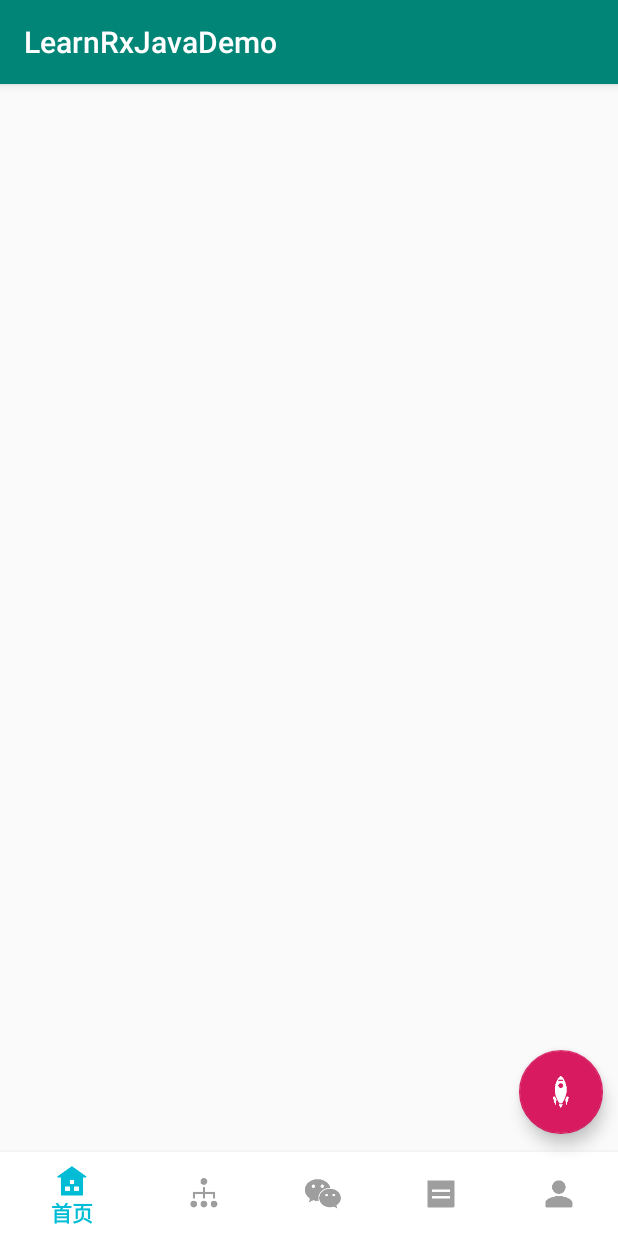
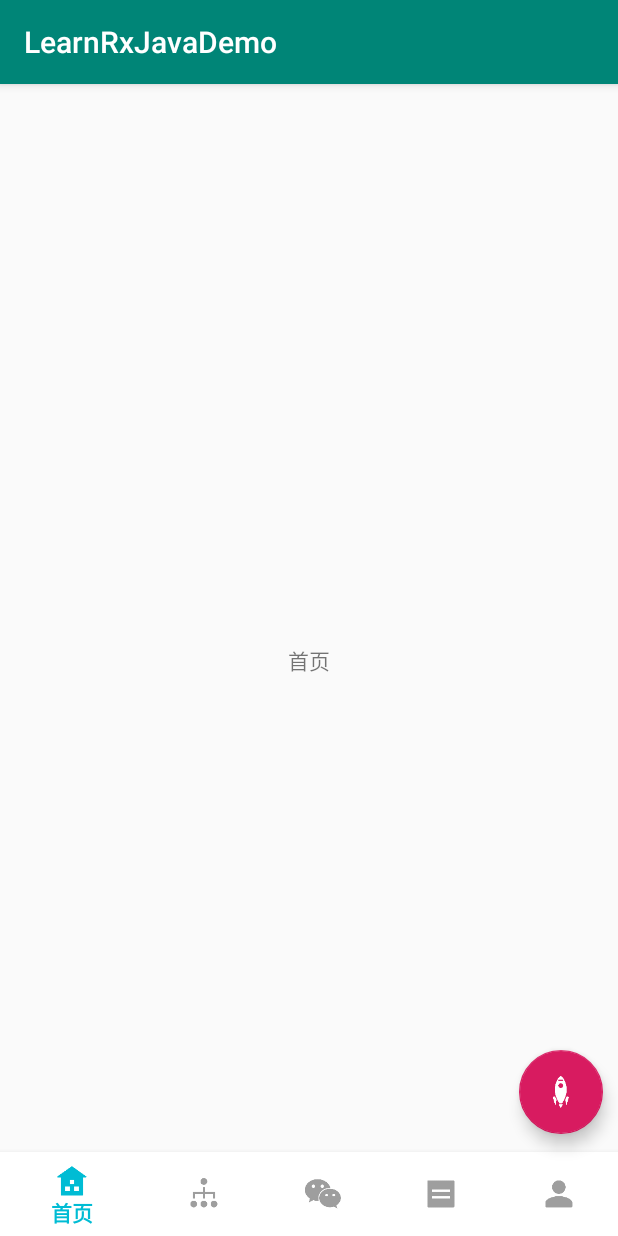
Before and after one commit to pvphero/LearnRxJavaDemo, an Android app: the screen it shows after launch (MainActivity), on a phone screen of 412 x 824 dp. Run offline under Robolectric (Android 15) with nearby library versions, the phone set to English and light mode, and no system bars; our stand-ins replace ButterKnife; libraries missing offline, so code that uses them is left out: com.scwang.smartrefresh, org.litepal; 5 statements that could not run were skipped.

Commit message:
导航栏

```diff
--- /dev/null
+++ b/app/src/main/java/com/vv/learn/rxjava/Home/HomeFragment.java
@@ -0,0 +1,29 @@
+package com.vv.learn.rxjava.Home;
+
+import com.vv.base.library.mvp.fragment.BaseFragment;
+import com.vv.learn.rxjava.R;
+
+/**
+ * @author ShenZhenWei
+ * @date 2019/1/15
+ */
+public class HomeFragment extends BaseFragment {
+    @Override
+    protected void initView() {
+
+    }
+
+    @Override
+    protected void loadData() {
+
+    }
+
+    @Override
+    protected int getLayoutId() {
+        return R.layout.fragment_home;
+    }
+
+    public static HomeFragment newInstance() {
+        return new HomeFragment();
+    }
+}
--- a/app/src/main/java/com/vv/learn/rxjava/MainActivity.java
+++ b/app/src/main/java/com/vv/learn/rxjava/MainActivity.java
@@ -1,11 +1,27 @@
 package com.vv.learn.rxjava;
 
 import android.os.Bundle;
+import android.support.annotation.NonNull;
+import android.support.design.widget.BottomNavigationView;
+import android.support.v4.app.Fragment;
+import android.support.v4.app.FragmentTransaction;
+import android.view.MenuItem;
 
 import com.vv.base.library.mvp.activity.BaseActivity;
+import com.vv.base.library.mvp.fragment.BaseFragment;
+import com.vv.learn.rxjava.Home.HomeFragment;
+import com.vv.learn.rxjava.hierarchy.HierarchyFragmnet;
+
+import butterknife.BindView;
 
 
 public class MainActivity extends BaseActivity {
+
+
+    @BindView(R.id.bnv_btn)
+    BottomNavigationView btnBtm;
+
+    Fragment[] mFragments;
 
     @Override
     protected int getLayoutId() {
@@ -14,7 +30,18 @@ public class MainActivity extends BaseActivity {
 
     @Override
     protected void initView() {
-
+        btnBtm.setOnNavigationItemSelectedListener(new BottomNavigationView.OnNavigationItemSelectedListener() {
+            @Override
+            public boolean onNavigationItemSelected(@NonNull MenuItem menuItem) {
+                switch (menuItem.getItemId()) {
+                    case R.id.item_home:
+                        break;
+                    case R.id.item_hierarchy:
+                        break;
+                }
+                return false;
+            }
+        });
     }
 
     @Override
@@ -25,6 +52,35 @@ public class MainActivity extends BaseActivity {
     @Override
     protected void onCreate(Bundle savedInstanceState) {
         super.onCreate(savedInstanceState);
+        mFragments = new BaseFragment[2];
+        if (savedInstanceState == null) {
+            mFragments[0] = HomeFragment.newInstance();
+            mFragments[1] = HierarchyFragmnet.newInstance();
+            loadMultipleFragment(R.id.fl_container, 0, mFragments);
+        } else {
+            mFragments[0] = HomeFragment.newInstance();
+            mFragments[1] = HierarchyFragmnet.newInstance();
+//            btnBtm.setSelectedItemId(getSelectedId(mp));
+        }
+    }
+
+    private void loadMultipleFragment(int containerId, int showFragment, Fragment... fragments) {
+        FragmentTransaction transation = getSupportFragmentManager().beginTransaction();
+        for (int i = 0; i < fragments.length; i++) {
+            Fragment fragment = fragments[i];
+            transation.add(containerId, fragment, fragment.getClass().getName());
+            if (i != showFragment) {
+                transation.hide(fragment);
+            }
+        }
+        transation.commitAllowingStateLoss();
+    }
+
+    private void showAndHideFragment(Fragment show, Fragment hide) {
+        FragmentTransaction transaction = getSupportFragmentManager().beginTransaction();
+        if (show != hide) {
+            transaction.show(show).hide(hide).commitAllowingStateLoss();
+        }
     }
 
     @Override
--- /dev/null
+++ b/app/src/main/java/com/vv/learn/rxjava/hierarchy/HierarchyFragmnet.java
@@ -0,0 +1,29 @@
+package com.vv.learn.rxjava.hierarchy;
+
+import com.vv.base.library.mvp.fragment.BaseFragment;
+import com.vv.learn.rxjava.R;
+
+/**
+ * @author ShenZhenWei
+ * @date 2019/1/15
+ */
+public class HierarchyFragmnet extends BaseFragment {
+    @Override
+    protected void initView() {
+
+    }
+
+    @Override
+    protected void loadData() {
+
+    }
+
+    @Override
+    protected int getLayoutId() {
+        return R.layout.fragment_hierarchy;
+    }
+
+    public static HierarchyFragmnet newInstance() {
+        return new HierarchyFragmnet();
+    }
+}
--- a/app/src/main/res/layout/activity_main.xml
+++ b/app/src/main/res/layout/activity_main.xml
@@ -15,6 +15,7 @@
     </FrameLayout>
 
     <android.support.design.widget.FloatingActionButton
+        android:id="@+id/fbtn_up"
         android:layout_width="wrap_content"
         android:layout_height="wrap_content"
         android:layout_gravity="bottom|end"
@@ -31,6 +32,7 @@
 
 
     <android.support.design.widget.BottomNavigationView
+        android:id="@+id/bnv_btn"
         android:layout_width="match_parent"
         android:layout_height="wrap_content"
         android:layout_gravity="bottom"
--- /dev/null
+++ b/app/src/main/res/layout/fragment_home.xml
@@ -0,0 +1,11 @@
+<?xml version="1.0" encoding="utf-8"?>
+<LinearLayout xmlns:android="http://schemas.android.com/apk/res/android"
+    android:layout_width="match_parent"
+    android:layout_height="match_parent">
+
+    <TextView
+        android:layout_width="match_parent"
+        android:layout_height="match_parent"
+        android:text="@string/homeFragment_home"
+        android:gravity="center" />
+</LinearLayout>
```
Also changed, not shown: app/src/main/res/layout/fragment_hierarchy.xml (added, +11 -0 lines), gradle/wrapper/gradle-wrapper.properties (added), 2 other files.
